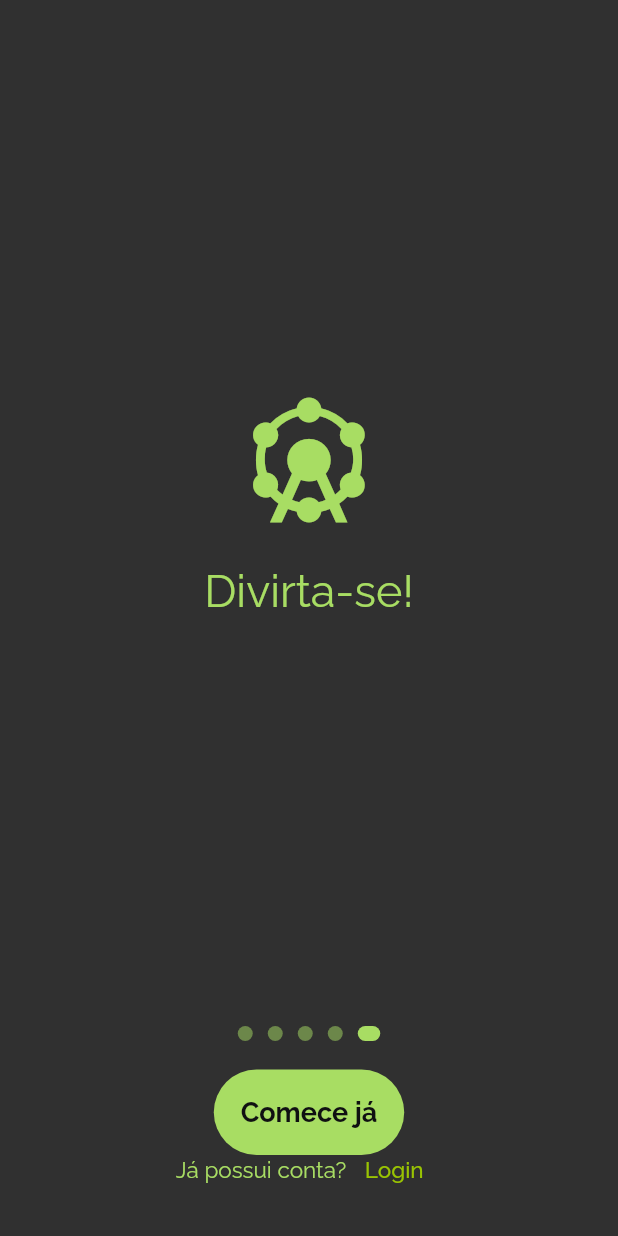
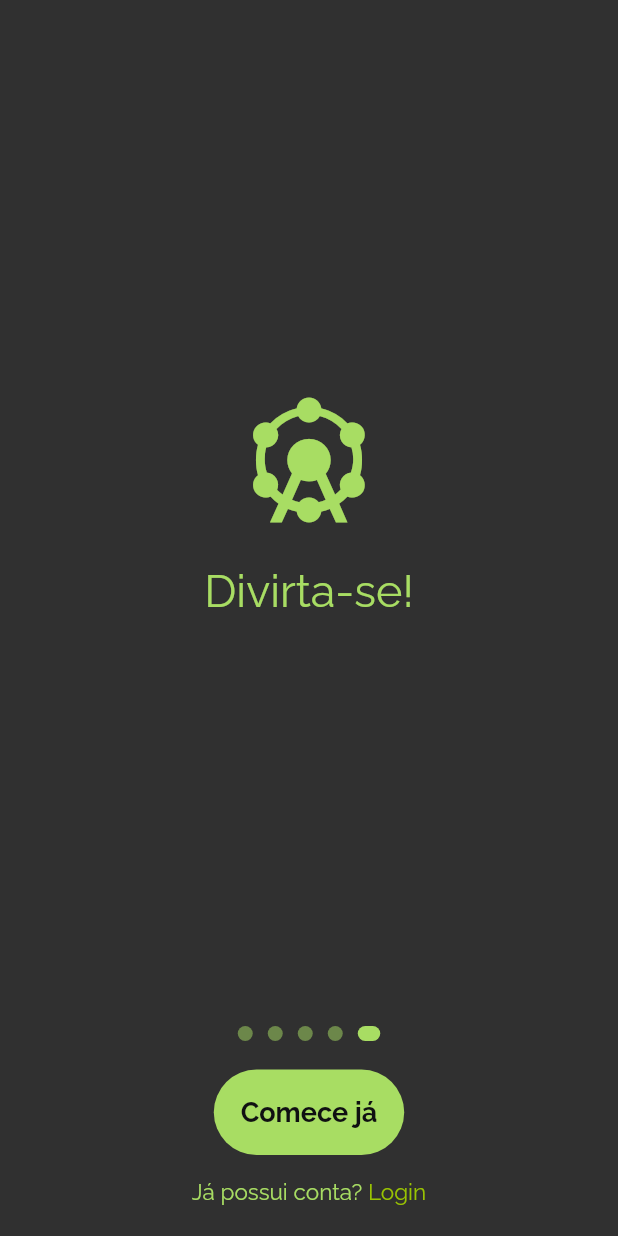
Before and after one commit to arvrdnatal/buyk_app, a Flutter app: the screen it shows after launch, swiped to page 5, on a phone screen of 412 x 824 dp. Run offline on Flutter 3.47's test engine with Material 2 defaults, Android fonts, the light colour scheme and no system bars; our stand-ins replace cloud_firestore, email_validator, firebase_auth, firebase_core, firebase_storage, google_fonts and 2 more; accounts and stored records are empty.

Commit message:
[T02] TELA DE GET STARTED (AJUSTE V5)

```diff
--- a/lib/app/pages/getStarted/getstarted_widget.dart
+++ b/lib/app/pages/getStarted/getstarted_widget.dart
@@ -147,12 +147,12 @@ class _GetStartedState extends State<GetStarted> {
               fontSize: 15,
             ),
           ),
-          TextButton(
-            onPressed: () {
+          InkWell(
+            onTap: () {
               _getStartedController.navegarParaLogin(context);
             },
             child: Text(
-              'Login',
+              ' Login',
               style: GoogleFonts.raleway(
                 color: GlobalColors.lightGreen,
                 fontSize: 15,
```
